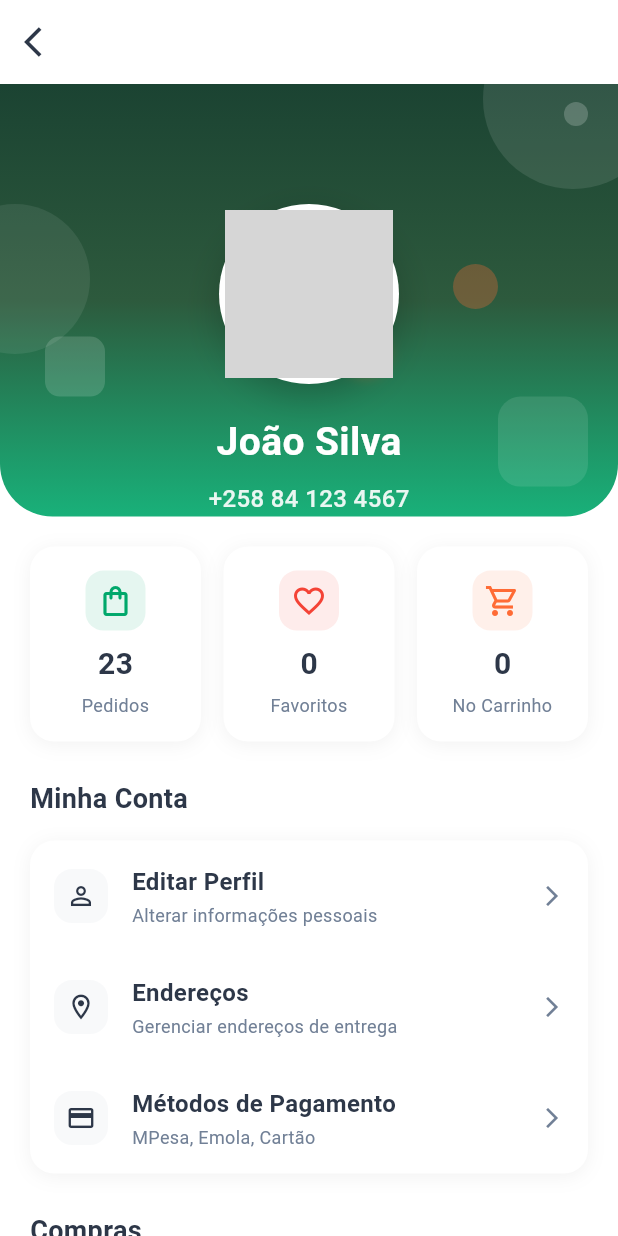
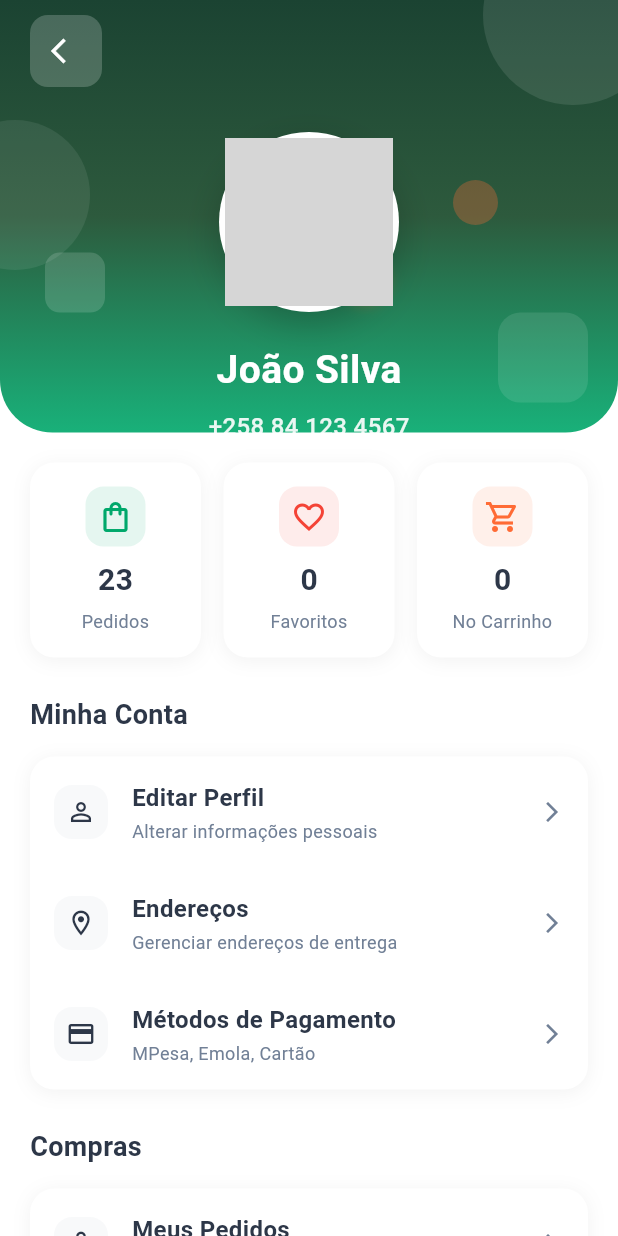
Before and after one commit to Euler-JS/perpi, a Flutter app: the ProfileScreen screen opened directly, on a phone screen of 412 x 824 dp. Run offline on Flutter 3.47's test engine with Material 3 defaults, Android fonts, the phone set to English and light mode, and no system bars; network calls fail; grey boxes are pictures that could not be loaded.

Commit message:
Esta good

```diff
--- a/lib/screens/Profile/profile_screen.dart
+++ b/lib/screens/Profile/profile_screen.dart
@@ -12,33 +12,12 @@ class ProfileScreen extends StatelessWidget {
   Widget build(BuildContext context) {
     return Scaffold(
       backgroundColor: primaryColor,
-      appBar: AppBar(
-        backgroundColor: primaryColor,
-        surfaceTintColor: secondaryColor,
-        // toolbarHeight: 100,
-        // elevation: 0,
-        // centerTitle: true,
-        // title: Text(
-        //   "Perfil",
-        //   style: TextStyle(
-        //     fontWeight: FontWeight.w700,
-        //     fontSize: 24,
-        //     color: textPrimary,
-        //   ),
-        // ),
-        leading: IconButton(
-          onPressed: () => Navigator.pop(context),
-          icon: Icon(
-            Icons.arrow_back_ios,
-            color: textPrimary,
-          ),
-        ),
-      ),
+      // Remover o AppBar para integrar tudo no header customizado
       body: SafeArea(
         child: SingleChildScrollView(
           child: Column(
             children: [
-              // Header com informações do usuário
+              // Header com informações do usuário (agora inclui a seta de voltar)
               _buildUserHeader(context),
 
               const SizedBox(height: 20),
@@ -115,7 +94,6 @@ class ProfileScreen extends StatelessWidget {
                           },
                         ),
                         onTap: () {
-                          // Navegar para tela de favoritos
                           Navigator.of(context).push(
                             MaterialPageRoute(
                               builder: (context) => const FavoritesScreen(),
@@ -295,44 +273,45 @@ class ProfileScreen extends StatelessWidget {
           ),
 
           // Conteúdo principal
-          SafeArea(
-            child: Padding(
-              padding: const EdgeInsets.symmetric(horizontal: 20),
+          Padding(
+            padding: const EdgeInsets.symmetric(horizontal: 20, vertical: 10),
             child: Column(
               children: [
-                  // Header bar com título e menu
+                // Header bar com seta de voltar - AGORA INTEGRADO NO GRADIENTE
                 Row(
                   mainAxisAlignment: MainAxisAlignment.spaceBetween,
                   children: [
-                      const Text(
-                        "",
-                        style: TextStyle(
-                          color: Colors.white,
-                          fontSize: 28,
-                          fontWeight: FontWeight.bold,
-                        ),
-                      ),
                     Container(
-                        padding: const EdgeInsets.all(8),
                       decoration: BoxDecoration(
                         color: Colors.white.withOpacity(0.2),
                         borderRadius: BorderRadius.circular(12),
                       ),
-                        // child: IconButton(
-                        //   onPressed: () {},
-                        //   icon: const Icon(
+                      child: IconButton(
+                        onPressed: () => Navigator.pop(context),
+                        icon: const Icon(
+                          Icons.arrow_back_ios,
+                          color: Colors.white,
+                          size: 20,
+                        ),
+                        padding: const EdgeInsets.all(8),
+                      ),
+                    ),
+                    // Container(
+                    //   padding: const EdgeInsets.all(8),
+                    //   decoration: BoxDecoration(
+                    //     color: Colors.white.withOpacity(0.2),
+                    //     borderRadius: BorderRadius.circular(12),
+                    //   ),
+                    //   child: const Icon(
                     //     Icons.more_vert,
                     //     color: Colors.white,
                     //     size: 24,
                     //   ),
-                        //   padding: EdgeInsets.zero,
-                        //   constraints: const BoxConstraints(),
                     // ),
-                      ),
                   ],
                 ),
 
-                  const SizedBox(height: 40),
+                const SizedBox(height: 30),
 
                 // Foto do usuário com design moderno
                 Stack(
@@ -418,11 +397,11 @@ class ProfileScreen extends StatelessWidget {
               ],
             ),
           ),
-          ),
         ],
       ),
     );
   }
+
 
   Widget _buildQuickStats(BuildContext context) {
     return Consumer2<CartProvider, FavoritesProvider>(
```
Lines whose indentation alone changed are shown as unchanged.
